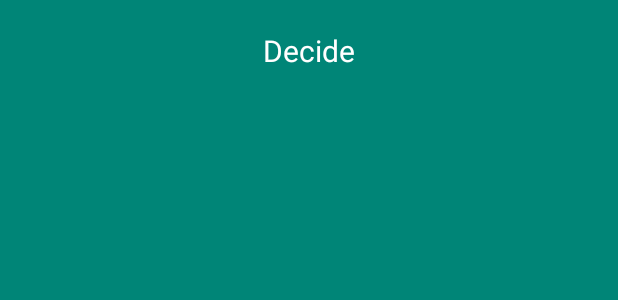
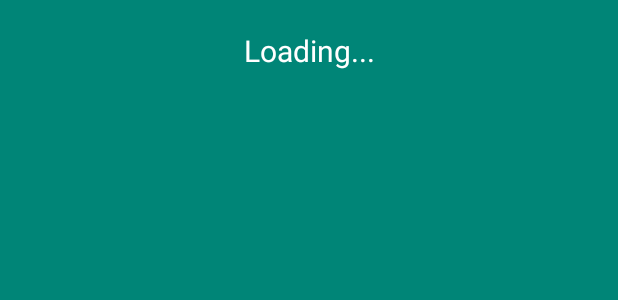
Before and after one commit to Adverga/BBT-1.4, an Android app: the layout activity_decide.xml on its own in the app's theme, with its tools: preview values and no code run, on a phone screen of 412 x 824 dp. Shown: the top 300 px of the screen. Run offline under Robolectric (Android 15) with nearby library versions, the phone set to English and light mode, and no system bars.

Commit message:
Loading Screen dan Auto Login menggunakan Firebase Auth
Loading Screen dan Auto Login menggunakan Firebase Auth

```diff
--- a/BBT/app/src/main/java/com/example/bbt/MainActivity.java
+++ b/BBT/app/src/main/java/com/example/bbt/MainActivity.java
@@ -35,11 +35,11 @@ public class MainActivity extends AppCompatActivity implements View.OnClickListe
         setContentView(R.layout.activity_main);
 
         firebaseAuth = FirebaseAuth.getInstance();
-        /*if (firebaseAuth.getCurrentUser()!=null){
-            Intent intent = new Intent(this, MainActivity.class);
+        if (firebaseAuth.getCurrentUser()!=null){
+            Intent intent = new Intent(this, Decide.class);
             startActivity(intent);
             finish();
-        }*/
+        }
         /*AuthListener = new FirebaseAuth.AuthStateListener() {
             @Override
             public void onAuthStateChanged(@NonNull FirebaseAuth firebaseAuth) {
--- a/BBT/app/src/main/res/layout/activity_decide.xml
+++ b/BBT/app/src/main/res/layout/activity_decide.xml
@@ -14,7 +14,7 @@
         android:layout_height="wrap_content"
         android:layout_marginTop="20dp"
         android:layout_marginBottom="10dp"
-        android:text="Decide"
+        android:text="Loading..."
         android:textColor="#FFFFFF"
         android:textAlignment="center"
         android:textSize="20dp" />
```
